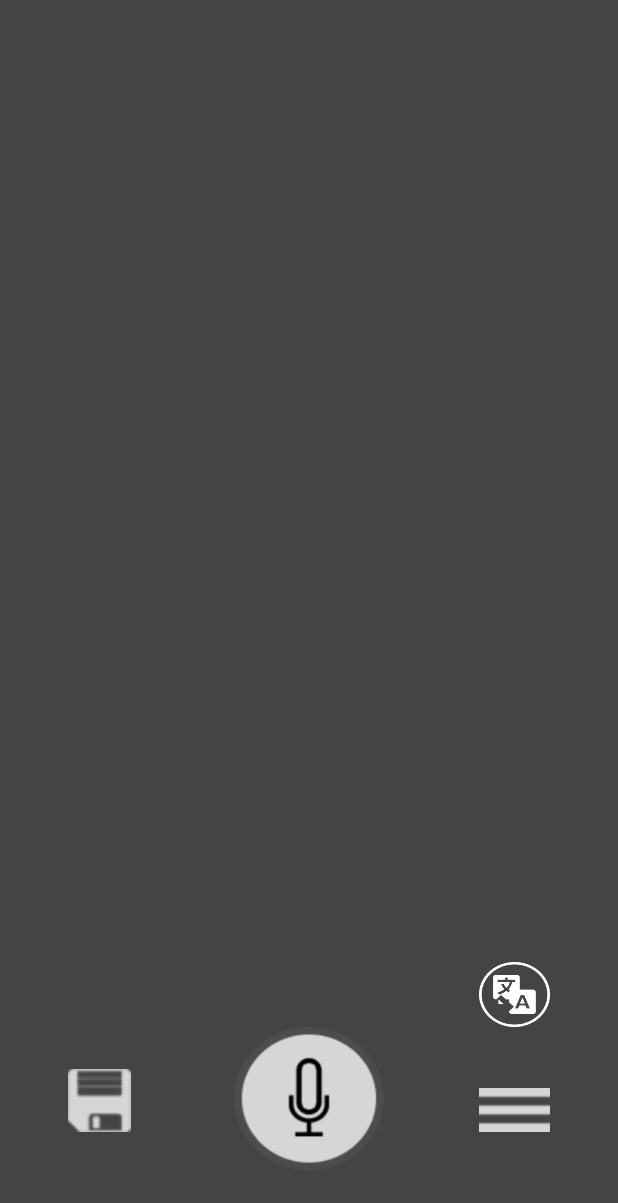
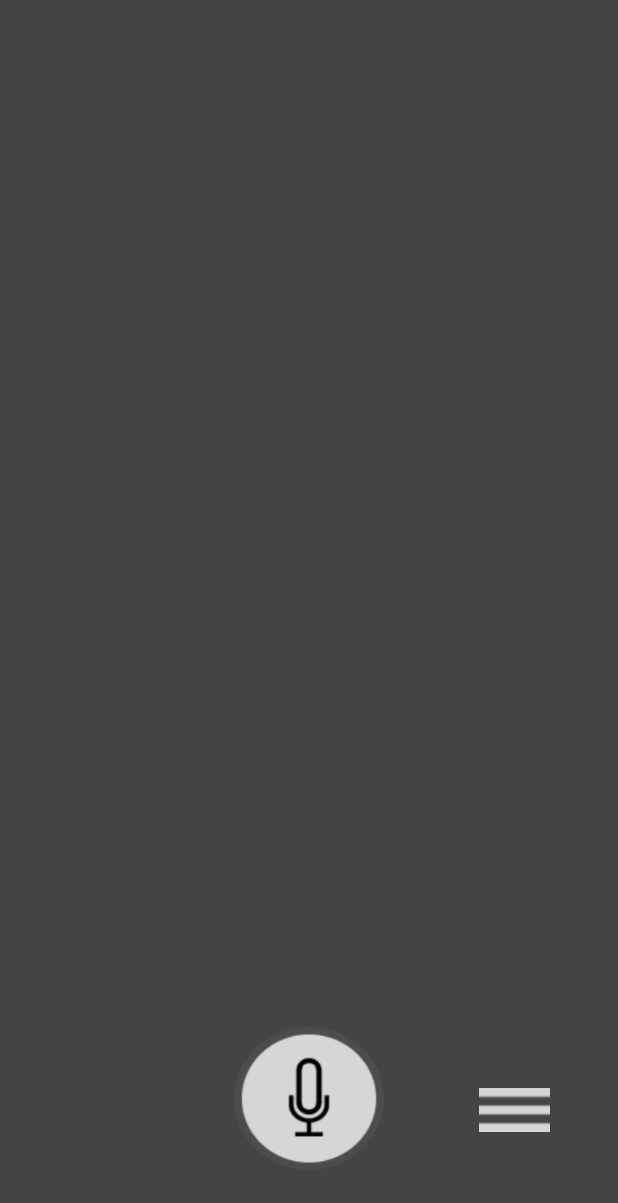
Before and after one commit to andNext/speechpad, an Android app: the screen it shows after launch (MainActivity), on a phone screen of 412 x 824 dp. Shown: the top 1203 px of the screen. Run offline under Robolectric (Android 15) with nearby library versions, the phone set to English and light mode, and no system bars; 3 statements that could not run were skipped.

Commit message:
add logic of set visible buttons

```diff
--- a/app/src/main/java/ru/expendables/speechpad/MainActivity.java
+++ b/app/src/main/java/ru/expendables/speechpad/MainActivity.java
@@ -23,6 +23,7 @@ import java.util.Locale;
 
 import android.widget.Toast;
 
+import ru.expendables.speechpad.utils.DatabaseHelper;
 import ru.yandex.speechkit.PhraseSpotter;
 import ru.yandex.speechkit.PhraseSpotterListener;
 import ru.yandex.speechkit.Error;
@@ -35,6 +36,8 @@ public class MainActivity extends Activity
     private static final String TAG = "SpeechPad";
 
     public ImageButton startButton;
+    public ImageButton translateButton;
+    public ImageButton saveButton;
     private TextView resultView;
     public SQLiteDatabase mSqLiteDatabase;
     public static String toTranslate="";
@@ -45,11 +48,17 @@ public class MainActivity extends Activity
         Log.d(TAG, "onCreate");
         super.onCreate(savedInstanceState);
         setContentView(R.layout.activity_main);
+        startButton = (ImageButton)findViewById(R.id.microButton);
+        translateButton = (ImageButton)findViewById(R.id.translateButton);
+        saveButton = (ImageButton)findViewById(R.id.saveButton);
+        resultView = (TextView)findViewById(R.id.result_view);
+        resultView.setText("");
+        //Set invisible button save&translate
+        setVisibleButtons();
 
         /*
          *start record voice
         */
-        startButton = (ImageButton)findViewById(R.id.startButton);
         startButton.setOnClickListener (new OnClickListener() {
             public void onClick (View v) {
                PhraseSpotter.stop();
@@ -71,7 +80,6 @@ public class MainActivity extends Activity
         if(file.length == 0)
             copyAssets();
 
-        resultView = (TextView)findViewById(R.id.result_view);
         DatabaseHelper mDatabaseHelper = new DatabaseHelper(this, "paddatabase.db", null, 1);
 
         mSqLiteDatabase = mDatabaseHelper.getWritableDatabase();
@@ -175,7 +183,7 @@ private void copyFile(InputStream in, OutputStream out) throws IOException {
 
     public void onError(Error error) {
         Log.e(TAG, "onError " + error.toString());
-
+        resultView.setText("");
         ShowMessage("Error: " + error.toString());
     }
 
@@ -201,9 +209,11 @@ private void copyFile(InputStream in, OutputStream out) throws IOException {
             onError((Error) data.getSerializableExtra(RecognizerActivity.EXTRA_ERROR));
         }
 
+        //Set Visible button save&translate if result string has a text
+        setVisibleButtons();
         //startButton.setPressed(false); // wait_update, recognize without new intent
         //cancel button is pressed after recognition
-        startButton.setImageResource(R.drawable.micro_button);
+        startButton.setImageResource(R.drawable.micro);
         initialize();
     }
 
@@ -261,6 +271,18 @@ private void copyFile(InputStream in, OutputStream out) throws IOException {
         }
     }
 
+    //Set visible button save&translate if result string has a text and invisible if hasn't a text
+    private void setVisibleButtons(){
+        if(!resultView.getText().equals("")){
+            translateButton.setVisibility(View.VISIBLE);
+            saveButton.setVisibility(View.VISIBLE);
+        }
+        else{
+            translateButton.setVisibility(View.INVISIBLE);
+            saveButton.setVisibility(View.INVISIBLE);
+        }
+    }
+
     //a pop-up message
     private void ShowMessage(String message) {
         Toast.makeText(MainActivity.this, message, Toast.LENGTH_LONG).show();
--- a/app/src/main/java/ru/expendables/speechpad/SecondActivity.java
+++ b/app/src/main/java/ru/expendables/speechpad/SecondActivity.java
@@ -9,6 +9,8 @@ import android.os.Bundle;
 import android.view.View;
 import android.widget.LinearLayout;
 import android.widget.TextView;
+
+import ru.expendables.speechpad.utils.DatabaseHelper;
 
 
 public class SecondActivity extends ActionBarActivity {
--- /dev/null
+++ b/app/src/main/java/ru/expendables/speechpad/utils/DatabaseHelper.java
@@ -0,0 +1,60 @@
+package ru.expendables.speechpad.utils;
+
+import android.content.Context;
+import android.database.DatabaseErrorHandler;
+import android.database.sqlite.SQLiteDatabase;
+import android.database.sqlite.SQLiteOpenHelper;
+import android.provider.BaseColumns;
+import android.util.Log;
+
+/**
+ * Created by Сергей Прайм on 26.07.2015.
+ */
+public class DatabaseHelper  extends SQLiteOpenHelper implements BaseColumns{
+
+    private static final String DATABASE_NAME = "paddatabase.db";
+    private static final int DATABASE_VERSION = 1;
+    private static final String DATABASE_TABLE = "notes";
+
+    public static final String NOTE_COLUMN="note";
+    public static final String DATE_COLUMN="date";
+
+
+    DatabaseHelper(Context context) {
+        super(context, DATABASE_NAME, null, DATABASE_VERSION);
+    }
+
+    public DatabaseHelper(Context context, String name, SQLiteDatabase.CursorFactory factory,
+                          int version) {
+        super(context, name, factory, version);
+    }
+
+    public DatabaseHelper(Context context, String name, SQLiteDatabase.CursorFactory factory,
+                          int version, DatabaseErrorHandler errorHandler) {
+        super(context, name, factory, version, errorHandler);
+    }
+
+
+    @Override
+    public void onUpgrade(SQLiteDatabase db, int oldVersion, int newVersion) {
+        // Запишем в журнал
+        Log.w("SQLite", "Обновляемся с версии " + oldVersion + " на версию " + newVersion);
+
+        // Удаляем старую таблицу и создаём новую
+        db.execSQL("DROP TABLE IF IT EXISTS " + DATABASE_TABLE);
+        // Создаём новую таблицу
+        onCreate(db);
+    }
+    private static final String DATABASE_CREATE_SCRIPT = "create table "
+            + DATABASE_TABLE + " (" + BaseColumns._ID
+            + " integer primary key autoincrement, " + NOTE_COLUMN
+            + " text not null, " + DATE_COLUMN + " text not null);";
+
+    @Override
+    public void onCreate(SQLiteDatabase db) {
+        db.execSQL(DATABASE_CREATE_SCRIPT);
+    }
+
+
+
+}
--- a/app/src/main/res/layout/activity_main.xml
+++ b/app/src/main/res/layout/activity_main.xml
@@ -14,27 +14,27 @@
         android:textColor="@color/text_orange"
         android:layout_alignParentTop="true"
         android:layout_marginTop="99dp"
-        android:layout_alignLeft="@+id/imageButtonSave"
-        android:layout_alignStart="@+id/imageButtonSave"
-        android:layout_alignRight="@+id/imageButtonHistory"
-        android:layout_alignEnd="@+id/imageButtonHistory"
+        android:layout_alignLeft="@+id/saveButton"
+        android:layout_alignStart="@+id/saveButton"
+        android:layout_alignRight="@+id/historyButton"
+        android:layout_alignEnd="@+id/historyButton"
         android:textSize="@dimen/abc_text_size_large_material" />
 
         <ImageButton
+            android:id="@+id/saveButton"
             android:layout_width="42dp"
             android:layout_height="42dp"
-            android:id="@+id/imageButtonSave"
             android:contentDescription="@string/save"
             android:scaleType="fitXY"
             android:layout_marginLeft="45dp"
-            android:layout_alignBottom="@+id/startButton"
+            android:layout_alignBottom="@+id/microButton"
             android:layout_marginBottom="25dp"
             android:layout_marginStart="45dp"
             android:onClick="onClickSave"
             android:background="@drawable/save_button" />
 
         <ImageButton
-            android:id="@+id/startButton"
+            android:id="@+id/microButton"
             android:contentDescription="@string/record"
             android:layout_width="100dp"
             android:layout_height="95dp"
@@ -46,9 +46,9 @@
             android:layout_marginBottom="44dp" />
 
         <ImageButton
+            android:id="@+id/historyButton"
             android:layout_width="47dp"
             android:layout_height="29dp"
-            android:id="@+id/imageButtonHistory"
             android:contentDescription="@string/history"
             android:background="@drawable/history_button"
             android:scaleType="fitXY"
@@ -56,22 +56,22 @@
             android:layout_marginRight="45dp"
             android:layout_marginBottom="25dp"
             android:layout_marginEnd="45dp"
-            android:layout_alignBottom="@+id/startButton"
+            android:layout_alignBottom="@+id/microButton"
             android:layout_alignParentRight="true"
             android:layout_alignParentEnd="true" />
 
     <ImageButton
+        android:id="@+id/translateButton"
         android:layout_width="30dp"
         android:layout_height="43dp"
-        android:id="@+id/imageButton"
         android:contentDescription="@string/translate"
-        android:layout_above="@+id/startButton"
+        android:layout_above="@+id/microButton"
         android:background="@drawable/translate_button"
         android:scaleType="fitXY"
-        android:layout_alignRight="@+id/imageButtonHistory"
-        android:layout_alignEnd="@+id/imageButtonHistory"
-        android:layout_alignLeft="@+id/imageButtonHistory"
-        android:layout_alignStart="@+id/imageButtonHistory"
+        android:layout_alignRight="@+id/historyButton"
+        android:layout_alignEnd="@+id/historyButton"
+        android:layout_alignLeft="@+id/historyButton"
+        android:layout_alignStart="@+id/historyButton"
         android:onClick="onClickTranslate" />
 
 </RelativeLayout>
```
Also changed, not shown: 1 other file.
